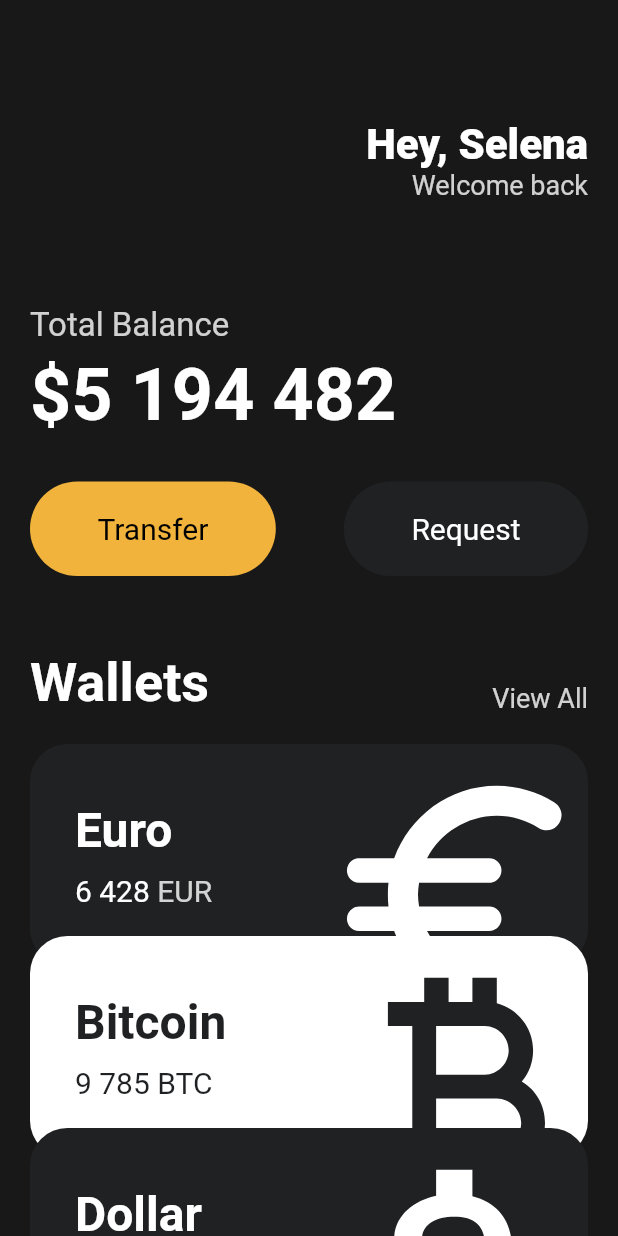
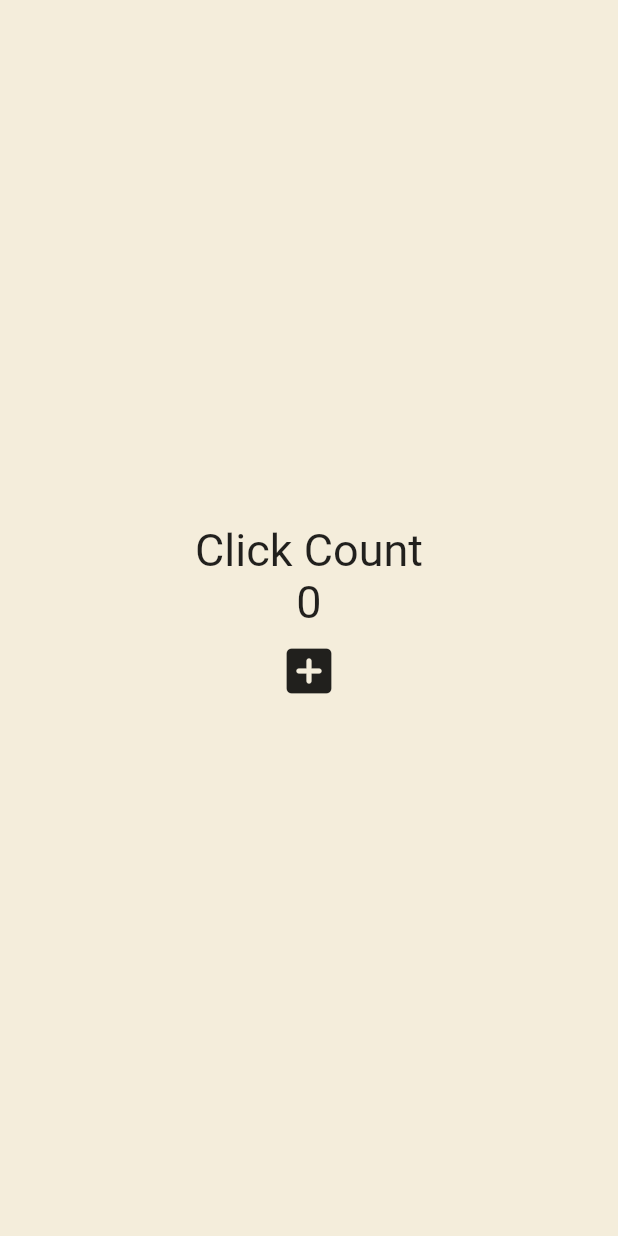
Before and after one commit to yjinjo/toonflix, a Flutter app: the screen it shows after launch, on a phone screen of 412 x 824 dp. Run offline on Flutter 3.47's test engine with Material 2 defaults, Android fonts, the phone set to English and light mode, and no system bars.

Commit message:
#2. StatefulWidget and its State

```diff
--- a/lib/main.dart
+++ b/lib/main.dart
@@ -1,147 +1,48 @@
 import 'package:flutter/material.dart';
-import 'package:toonflix/widgets/button.dart';
-import 'package:toonflix/widgets/currency_card.dart';
 
 void main() {
   runApp(const App());
 }
 
-class App extends StatelessWidget {
+class App extends StatefulWidget {
   const App({super.key});
+
+  @override
+  State<App> createState() => _AppState();
+}
+
+class _AppState extends State<App> {
+  int counter = 0;
+
+  void onClicked() {
+    counter += 1;
+  }
 
   @override
   Widget build(BuildContext context) {
     return MaterialApp(
       home: Scaffold(
-        backgroundColor: const Color(0xFF181818),
-        body: SingleChildScrollView(
-          child: Padding(
-            padding: const EdgeInsets.symmetric(
-              horizontal: 20,
-            ),
+        backgroundColor: const Color(0xFFF4EDDb),
+        body: Center(
           child: Column(
-              crossAxisAlignment: CrossAxisAlignment.start,
+            mainAxisAlignment: MainAxisAlignment.center,
             children: [
-                const SizedBox(
-                  height: 80,
-                ),
-                const Row(
-                  mainAxisAlignment: MainAxisAlignment.end,
-                  children: [
-                    Column(
-                      crossAxisAlignment: CrossAxisAlignment.end,
-                      children: [
-                        Text(
-                          "Hey, Selena",
-                          style: TextStyle(
-                            color: Colors.white,
-                            fontSize: 28,
-                            fontWeight: FontWeight.w800,
-                          ),
+              const Text(
+                "Click Count",
+                style: TextStyle(fontSize: 30),
               ),
               Text(
-                          "Welcome back",
-                          style: TextStyle(
-                            color: Color.fromRGBO(255, 255, 255, 0.8),
-                            fontSize: 18,
+                "$counter",
+                style: const TextStyle(fontSize: 30),
+              ),
+              IconButton(
+                iconSize: 40,
+                onPressed: onClicked,
+                icon: const Icon(
+                  Icons.add_box_rounded,
                 ),
               ),
             ],
-                    )
-                  ],
-                ),
-                const SizedBox(
-                  height: 70,
-                ),
-                Text(
-                  "Total Balance",
-                  style: TextStyle(
-                    fontSize: 22,
-                    color: Colors.white.withOpacity(0.8),
-                  ),
-                ),
-                const SizedBox(
-                  height: 5,
-                ),
-                const Text(
-                  "\$5 194 482",
-                  style: TextStyle(
-                    fontSize: 48,
-                    fontWeight: FontWeight.w600,
-                    color: Colors.white,
-                  ),
-                ),
-                const SizedBox(
-                  height: 30,
-                ),
-                const Row(
-                  mainAxisAlignment: MainAxisAlignment.spaceBetween,
-                  children: [
-                    Button(
-                      text: "Transfer",
-                      bgColor: Color(0xFFF1B33B),
-                      textColor: Colors.black,
-                    ),
-                    Button(
-                      text: "Request",
-                      bgColor: Color(0xFF1F2123),
-                      textColor: Colors.white,
-                    ),
-                  ],
-                ),
-                const SizedBox(
-                  height: 50,
-                ),
-                Row(
-                  crossAxisAlignment: CrossAxisAlignment.end,
-                  mainAxisAlignment: MainAxisAlignment.spaceBetween,
-                  children: [
-                    const Text(
-                      "Wallets",
-                      style: TextStyle(
-                        color: Colors.white,
-                        fontSize: 36,
-                        fontWeight: FontWeight.w600,
-                      ),
-                    ),
-                    Text(
-                      "View All",
-                      style: TextStyle(
-                        color: Colors.white.withOpacity(0.8),
-                        fontSize: 18,
-                      ),
-                    ),
-                  ],
-                ),
-                const SizedBox(
-                  height: 20,
-                ),
-                const CurrencyCard(
-                  name: "Euro",
-                  code: "EUR",
-                  amount: "6 428",
-                  icon: Icons.euro_rounded,
-                  isInverted: false,
-                  order: 1,
-                ),
-                const CurrencyCard(
-                  name: "Bitcoin",
-                  code: "BTC",
-                  amount: "9 785",
-                  icon: Icons.currency_bitcoin,
-                  isInverted: true,
-                  order: 2,
-                ),
-                const CurrencyCard(
-                  name: "Dollar",
-                  code: "USD",
-                  amount: "428",
-                  icon: Icons.attach_money_outlined,
-                  isInverted: false,
-                  order: 3,
-                ),
-              ],
-            ),
           ),
         ),
       ),
```
Lines whose indentation alone changed are shown as unchanged.
